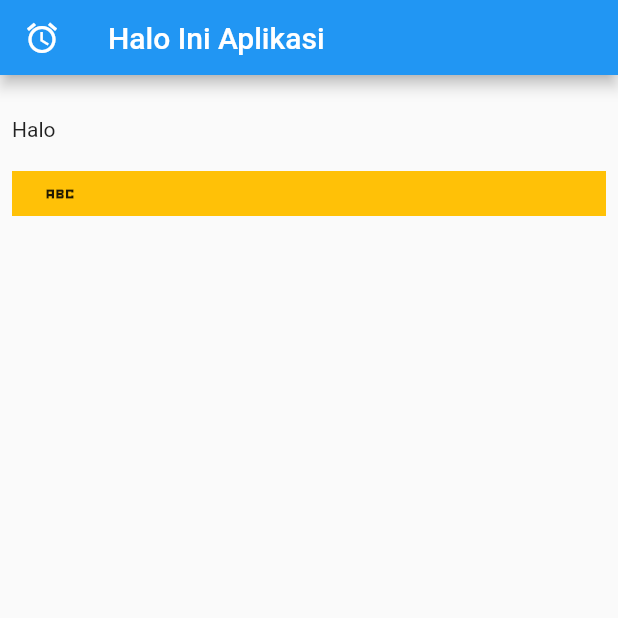
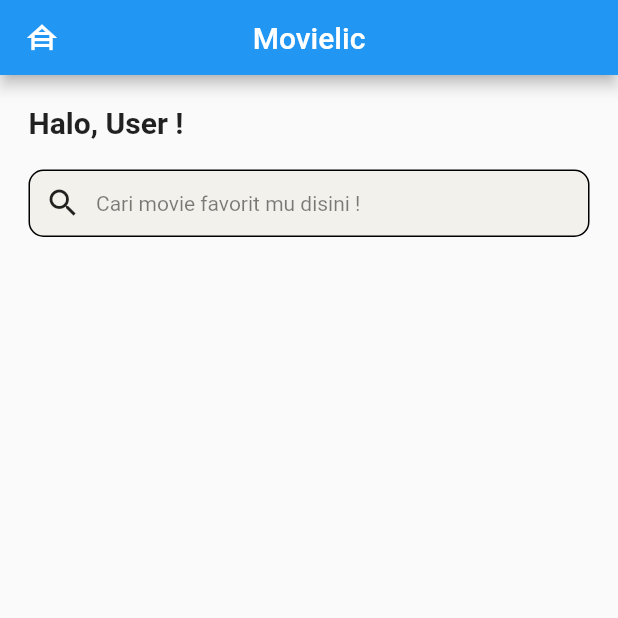
Before and after one commit to Harizt-LF/movieholic_app, a Flutter app: the screen it shows after launch, on a phone screen of 412 x 824 dp, the top half of it. Run offline on Flutter 3.47's test engine with Material 2 defaults, Android fonts, the light colour scheme and no system bars.

Commit message:
added search bar

```diff
--- a/lib/main.dart
+++ b/lib/main.dart
@@ -14,6 +14,7 @@ class MainApp extends StatelessWidget {
       home: SafeArea(
         child: Scaffold(
           appBar: AppBar(
+            centerTitle: true,
             toolbarHeight: 50,
             leading: Container(
               width: 100,
@@ -21,29 +22,46 @@ class MainApp extends StatelessWidget {
               //color: Colors.amber,
               child: Row(
                 mainAxisAlignment: MainAxisAlignment.center,
-                children: [Icon(Icons.access_alarms)], //Test Icon
+                children: [Icon(Icons.house_siding_outlined)], //Test Icon
               ),
             ),
-            title: const Text("Halo Ini Aplikasi"),
+            title: const Text("Movielic"),
           ),
           body: Padding(
-              padding: const EdgeInsets.all(8.0),
+              padding: const EdgeInsets.symmetric(horizontal: 19),
               child: Column(
                 crossAxisAlignment: CrossAxisAlignment.start,
                 children: [
                   SizedBox(
                     height: 20,
                   ),
-                  Text("Halo"),
+                  Text(
+                    "Halo, User !",
+                    style: const TextStyle(
+                        fontWeight: FontWeight.bold, fontSize: 20),
+                  ),
                   SizedBox(
                     height: 20,
                   ),
                   Container(
-                    padding: EdgeInsets.symmetric(horizontal: 20),
-                    height: 30,
-                    color: Colors.amber,
+                    decoration: BoxDecoration(
+                        color: const Color.fromARGB(255, 243, 241, 235),
+                        border: Border.all(width: 1),
+                        borderRadius: BorderRadius.circular(10)),
+                    padding: EdgeInsets.symmetric(horizontal: 10),
+                    height: 45,
                     child: Row(
-                      children: [Icon(Icons.abc_sharp)],
+                      children: [
+                        Icon(Icons.search),
+                        SizedBox(
+                          width: 10,
+                        ),
+                        Text(
+                          "Cari movie favorit mu disini !",
+                          style:
+                              TextStyle(color: Colors.black.withOpacity(0.5)),
+                        )
+                      ],
                     ),
                   )
                 ],
```
